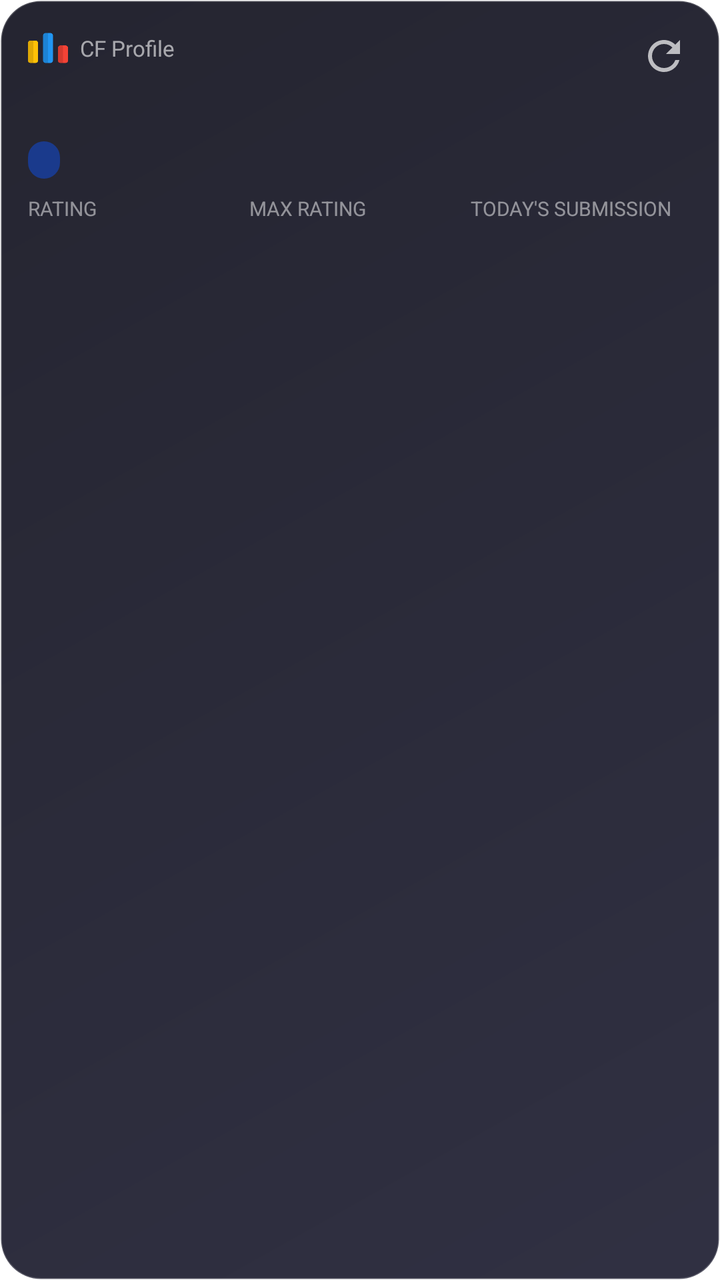
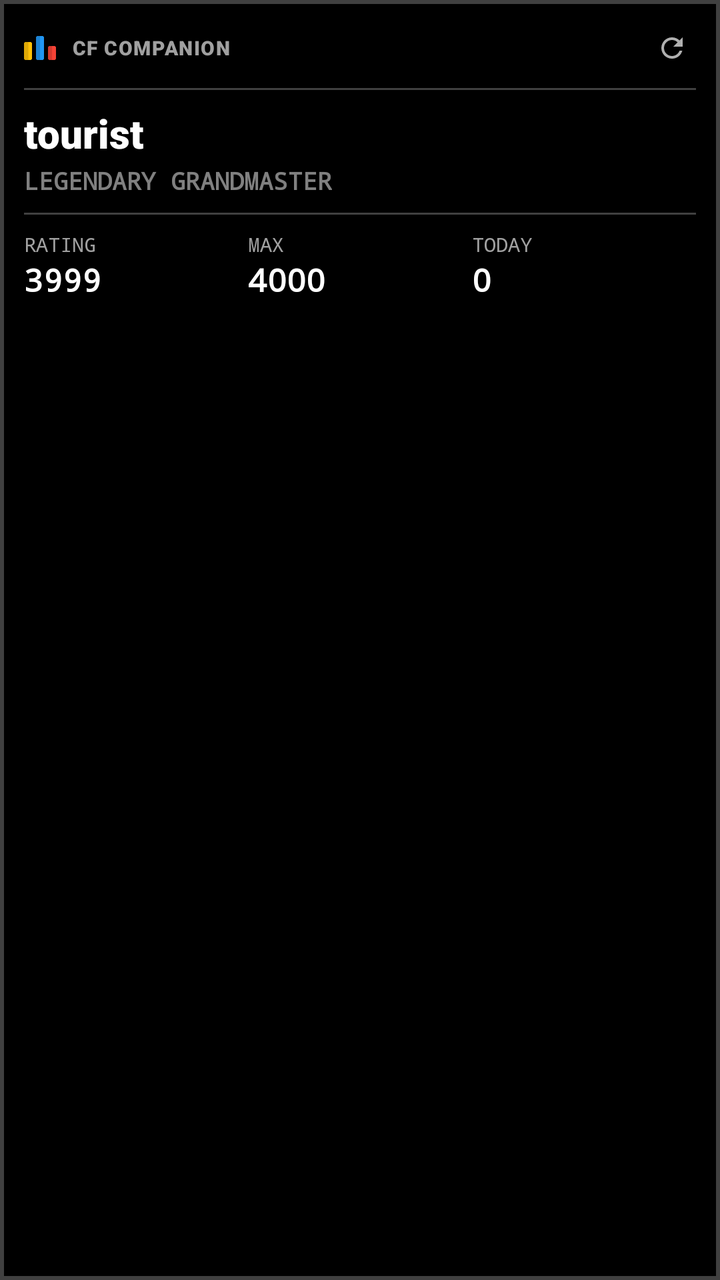

Before-and-after screenshots of an Android layout around one commit, followed by the original layout XML and the change that was made.
<!-- AndroidManifest.xml: application theme Theme.App.Starting -->
<!-- res/layout/widget_profile.xml -->
<?xml version="1.0" encoding="utf-8"?>
<RelativeLayout xmlns:android="http://schemas.android.com/apk/res/android"
    android:id="@+id/widget_root"
    android:layout_width="match_parent"
    android:layout_height="match_parent"
    android:padding="14dp"
    android:background="@drawable/widget_background">

    
    <ImageView
        android:id="@+id/widget_logo"
        android:layout_width="20dp"
        android:layout_height="20dp"
        android:layout_alignParentStart="true"
        android:layout_alignParentTop="true"
        android:src="@drawable/cf_logo"
        android:contentDescription="@string/app_name" />

    <TextView
        android:id="@+id/widget_app_label"
        android:layout_width="wrap_content"
        android:layout_height="wrap_content"
        android:layout_toEndOf="@id/widget_logo"
        android:layout_centerVertical="true"
        android:layout_alignTop="@id/widget_logo"
        android:layout_alignBottom="@id/widget_logo"
        android:gravity="center_vertical"
        android:layout_marginStart="6dp"
        android:text="@string/widget_app_name"
        android:textSize="11sp"
        android:textColor="#99FFFFFF" />

    <ImageView
        android:id="@+id/widget_refresh"
        android:layout_width="28dp"
        android:layout_height="28dp"
        android:layout_alignParentEnd="true"
        android:layout_alignParentTop="true"
        android:padding="2dp"
        android:src="@drawable/ic_refresh"
        android:contentDescription="@string/widget_refresh_desc" />

    
    <TextView
        android:id="@+id/widget_handle"
        android:layout_width="wrap_content"
        android:layout_height="wrap_content"
        android:layout_below="@id/widget_logo"
        android:layout_alignParentStart="true"
        android:layout_marginTop="10dp"
        android:textSize="17sp"
        android:textStyle="bold"
        android:textColor="#FFFFFF"
        android:maxLines="1"
        android:ellipsize="end"
        android:text="" />

    
    <TextView
        android:id="@+id/widget_rank"
        android:layout_width="wrap_content"
        android:layout_height="wrap_content"
        android:layout_below="@id/widget_handle"
        android:layout_alignParentStart="true"
        android:layout_marginTop="4dp"
        android:paddingStart="8dp"
        android:paddingEnd="8dp"
        android:paddingTop="2dp"
        android:paddingBottom="2dp"
        android:background="@drawable/widget_rank_badge_bg"
        android:textSize="11sp"
        android:textStyle="bold"
        android:textColor="#80FFFFFF"
        android:maxLines="1"
        android:text="" />

    
    <LinearLayout
        android:id="@+id/widget_stats_row"
        android:layout_width="match_parent"
        android:layout_height="wrap_content"
        android:layout_below="@id/widget_rank"
        android:layout_marginTop="8dp"
        android:orientation="horizontal">

        
        <LinearLayout
            android:layout_width="0dp"
            android:layout_height="wrap_content"
            android:layout_weight="1"
            android:orientation="vertical">

            <TextView
                android:id="@+id/widget_rating_label"
                android:layout_width="wrap_content"
                android:layout_height="wrap_content"
                android:text="@string/widget_rating_label"
                android:textSize="10sp"
                android:textColor="#80FFFFFF" />

            <TextView
                android:id="@+id/widget_rating"
                android:layout_width="wrap_content"
                android:layout_height="wrap_content"
                android:textSize="16sp"
                android:textStyle="bold"
                android:textColor="#FFFFFF"
                android:text="" />
        </LinearLayout>

        
        <LinearLayout
            android:layout_width="0dp"
            android:layout_height="wrap_content"
            android:layout_weight="1"
            android:orientation="vertical">

            <TextView
                android:id="@+id/widget_max_rating_label"
                android:layout_width="wrap_content"
                android:layout_height="wrap_content"
                android:text="@string/widget_max_rating_label"
                android:textSize="10sp"
                android:textColor="#80FFFFFF" />

            <TextView
                android:id="@+id/widget_max_rating"
                android:layout_width="wrap_content"
                android:layout_height="wrap_content"
                android:textSize="16sp"
                android:textStyle="bold"
                android:textColor="#FFFFFF"
                android:text="" />
        </LinearLayout>

        <LinearLayout
            android:layout_width="0dp"
            android:layout_height="wrap_content"
            android:layout_weight="1"
            android:orientation="vertical">

            <LinearLayout
                android:layout_width="wrap_content"
                android:layout_height="wrap_content"
                android:orientation="horizontal"
                android:layout_weight="1">

                <TextView
                    android:id="@+id/widget_todays_submission_label"
                    android:layout_width="wrap_content"
                    android:layout_height="wrap_content"
                    android:text="@string/todays_submission_label"
                    android:textSize="10sp"
                    android:textColor="#80FFFFFF" />

                <ImageView
                    android:id="@+id/checkSubmission"
                    android:layout_width="15dp"
                    android:layout_height="15dp"
                    android:src="@drawable/baseline_check_circle_24"
                    android:padding="0dp"
                    android:layout_marginLeft="5dp"
                    android:visibility="gone"/>


            </LinearLayout>

            <TextView
                android:id="@+id/widget_todays_submission"
                android:layout_width="wrap_content"
                android:layout_height="wrap_content"
                android:textSize="16sp"
                android:textStyle="bold"
                android:textColor="#FFFFFF"
                android:text="" />
        </LinearLayout>

    </LinearLayout>

</RelativeLayout>
<!-- resources referenced by this layout -->
<resources>
  <!-- drawable baseline_check_circle_24 (drawable) -->
  <vector xmlns:android="http://schemas.android.com/apk/res/android" android:height="24dp" android:tint="#4CAF50" android:viewportHeight="24" android:viewportWidth="24" android:width="24dp">
  
  <path android:fillColor="#FFFFFF" android:pathData="M12,2C6.48,2 2,6.48 2,12s4.48,10 10,10 10,-4.48 10,-10S17.52,2 12,2zM10,17l-5,-5 1.41,-1.41L10,14.17l7.59,-7.59L19,8l-9,9z"/>
  
  </vector>
  <!-- drawable widget_background (drawable) -->
  <?xml version="1.0" encoding="utf-8"?>
  <shape xmlns:android="http://schemas.android.com/apk/res/android"
      android:shape="rectangle">
      <gradient
          android:startColor="#E61A1A2E"
          android:endColor="#E60D0D1A"
          android:angle="135" />
      <corners android:radius="20dp" />
      <stroke
          android:width="1dp"
          android:color="#33FFFFFF" />
  </shape>
  <!-- drawable widget_rank_badge_bg (drawable) -->
  <?xml version="1.0" encoding="utf-8"?>
  <shape xmlns:android="http://schemas.android.com/apk/res/android"
      android:shape="rectangle">
      <solid android:color="#1A3A8C" />
      <corners android:radius="8dp" />
  </shape>
  <string name="app_name">CF Companion</string>
  <string name="todays_submission_label">TODAY\'S SUBMISSION</string>
  <string name="widget_app_name">CF Profile</string>
  <string name="widget_max_rating_label">MAX RATING</string>
  <string name="widget_rating_label">RATING</string>
  <string name="widget_refresh_desc">Refresh widget</string>
  <style name="Theme.App.Starting" parent="Theme.SplashScreen">
          <item name="windowSplashScreenBackground">@color/surface_black</item>
          <item name="postSplashScreenTheme">@style/Base.Theme.CodeForces</item>
      </style>
  <color name="surface_black">#0A0A0A</color>
  <color name="rank_pupil_primary">#6BFF83</color>
  <color name="surface_container">#181818</color>
  <color name="on_surface">#E0E0E0</color>
  <style name="CFCardStyle" parent="Widget.Material3.CardView.Elevated">
          <item name="cardElevation">0dp</item>
          <item name="cardCornerRadius">0dp</item>
          <item name="cardBackgroundColor">@color/surface_container</item>
          <item name="strokeColor">@color/stroke_gray</item>
          <item name="strokeWidth">1dp</item>
      </style>
  <style name="CFBottomNavStyle" parent="Widget.Material3.BottomNavigationView">
          <item name="android:background">@color/surface_black</item>
          <item name="itemRippleColor">@color/stroke_gray</item>
          <item name="itemTextAppearanceActive">@style/CFNavLabelActive</item>
          <item name="itemTextAppearanceInactive">@style/CFNavLabelInactive</item>
          <item name="itemActiveIndicatorStyle">@style/TransparentIndicator</item>
      </style>
  <style name="CFChipStyle" parent="Widget.Material3.Chip.Filter">
          <item name="android:textColor">@color/on_surface_variant</item>
          <item name="chipBackgroundColor">@color/surface_container</item>
          <item name="chipStrokeColor">@color/stroke_gray</item>
          <item name="chipStrokeWidth">1dp</item>
          <item name="chipCornerRadius">0dp</item>
      </style>
  <color name="stroke_gray">#262626</color>
  <style name="CFNavLabelActive">
          <item name="android:textSize">10sp</item>
          <item name="android:fontFamily">monospace</item>
          <item name="android:textStyle">bold</item>
          <item name="android:textAllCaps">true</item>
      </style>
  <style name="CFNavLabelInactive">
          <item name="android:textSize">10sp</item>
          <item name="android:fontFamily">monospace</item>
          <item name="android:textAllCaps">true</item>
      </style>
  <style name="TransparentIndicator">
          <item name="android:color">@android:color/transparent</item>
      </style>
  <color name="on_surface_variant">#B0B0B0</color>
  <!-- unchanged entries left out for length: 3 -->
</resources>

<!-- the commit's change to res/layout/widget_profile.xml (unified diff, before → after) -->
@@ -1,86 +1,98 @@
 <?xml version="1.0" encoding="utf-8"?>
-<RelativeLayout xmlns:android="http://schemas.android.com/apk/res/android"
-    android:id="@+id/widget_root"
+<FrameLayout xmlns:android="http://schemas.android.com/apk/res/android"
+    android:id="@+id/widget_border"
     android:layout_width="match_parent"
     android:layout_height="match_parent"
-    android:padding="14dp"
-    android:background="@drawable/widget_background">
+    android:background="#404040"
+    android:padding="2dp">
+
+    <LinearLayout
+        android:id="@+id/widget_root"
+        android:layout_width="match_parent"
+        android:layout_height="match_parent"
+        android:orientation="vertical"
+        android:padding="10dp"
+        android:background="#000000">
 
     
-    <ImageView
-        android:id="@+id/widget_logo"
-        android:layout_width="20dp"
-        android:layout_height="20dp"
-        android:layout_alignParentStart="true"
-        android:layout_alignParentTop="true"
-        android:src="@drawable/cf_logo"
-        android:contentDescription="@string/app_name" />
+    <LinearLayout
+        android:layout_width="match_parent"
+        android:layout_height="wrap_content"
+        android:orientation="horizontal"
+        android:gravity="center_vertical">
 
-    <TextView
-        android:id="@+id/widget_app_label"
-        android:layout_width="wrap_content"
-        android:layout_height="wrap_content"
-        android:layout_toEndOf="@id/widget_logo"
-        android:layout_centerVertical="true"
-        android:layout_alignTop="@id/widget_logo"
-        android:layout_alignBottom="@id/widget_logo"
-        android:gravity="center_vertical"
-        android:layout_marginStart="6dp"
-        android:text="@string/widget_app_name"
-        android:textSize="11sp"
-        android:textColor="#99FFFFFF" />
+        <ImageView
+            android:id="@+id/widget_logo"
+            android:layout_width="16dp"
+            android:layout_height="16dp"
+            android:src="@drawable/cf_logo" />
 
-    <ImageView
-        android:id="@+id/widget_refresh"
-        android:layout_width="28dp"
-        android:layout_height="28dp"
-        android:layout_alignParentEnd="true"
-        android:layout_alignParentTop="true"
-        android:padding="2dp"
-        android:src="@drawable/ic_refresh"
-        android:contentDescription="@string/widget_refresh_desc" />
+        <TextView
+            android:id="@+id/widget_app_label"
+            android:layout_width="0dp"
+            android:layout_weight="1"
+            android:layout_height="wrap_content"
+            android:text="@string/app_name"
+            android:textAllCaps="true"
+            android:textSize="10sp"
+            android:fontFamily="sans-serif-black"
+            android:textColor="#A0A0A0"
+            android:layout_marginStart="8dp"
+            android:letterSpacing="0.05" />
+
+        <ImageView
+            android:id="@+id/widget_refresh"
+            android:layout_width="24dp"
+            android:layout_height="24dp"
+            android:src="@drawable/ic_refresh"
+            android:padding="4dp" />
+    </LinearLayout>
+
+    <FrameLayout
+        android:id="@+id/widget_divider_1"
+        android:layout_width="match_parent"
+        android:layout_height="1dp"
+        android:background="#404040"
+        android:layout_marginTop="8dp"
+        android:layout_marginBottom="8dp" />
 
     
     <TextView
         android:id="@+id/widget_handle"
         android:layout_width="wrap_content"
         android:layout_height="wrap_content"
-        android:layout_below="@id/widget_logo"
-        android:layout_alignParentStart="true"
-        android:layout_marginTop="10dp"
-        android:textSize="17sp"
-        android:textStyle="bold"
+        android:textSize="20sp"
+        android:fontFamily="sans-serif-black"
         android:textColor="#FFFFFF"
         android:maxLines="1"
         android:ellipsize="end"
-        android:text="" />
+        android:text="tourist" />
 
-    
     <TextView
         android:id="@+id/widget_rank"
         android:layout_width="wrap_content"
         android:layout_height="wrap_content"
-        android:layout_below="@id/widget_handle"
-        android:layout_alignParentStart="true"
-        android:layout_marginTop="4dp"
-        android:paddingStart="8dp"
-        android:paddingEnd="8dp"
-        android:paddingTop="2dp"
-        android:paddingBottom="2dp"
-        android:background="@drawable/widget_rank_badge_bg"
-        android:textSize="11sp"
+        android:textSize="12sp"
+        android:fontFamily="monospace"
         android:textStyle="bold"
         android:textColor="#80FFFFFF"
-        android:maxLines="1"
-        android:text="" />
+        android:textAllCaps="true"
+        android:text="legendary grandmaster"
+        android:layout_marginTop="2dp" />
+
+    <FrameLayout
+        android:id="@+id/widget_divider_2"
+        android:layout_width="match_parent"
+        android:layout_height="1dp"
+        android:background="#404040"
+        android:layout_marginTop="8dp"
+        android:layout_marginBottom="8dp" />
 
     
     <LinearLayout
         android:id="@+id/widget_stats_row"
         android:layout_width="match_parent"
         android:layout_height="wrap_content"
-        android:layout_below="@id/widget_rank"
-        android:layout_marginTop="8dp"
         android:orientation="horizontal">
 
         
@@ -94,18 +106,20 @@
                 android:id="@+id/widget_rating_label"
                 android:layout_width="wrap_content"
                 android:layout_height="wrap_content"
-                android:text="@string/widget_rating_label"
+                android:text="RATING"
+                android:fontFamily="monospace"
                 android:textSize="10sp"
-                android:textColor="#80FFFFFF" />
+                android:textColor="#A0A0A0" />
 
             <TextView
                 android:id="@+id/widget_rating"
                 android:layout_width="wrap_content"
                 android:layout_height="wrap_content"
                 android:textSize="16sp"
+                android:fontFamily="monospace"
                 android:textStyle="bold"
                 android:textColor="#FFFFFF"
-                android:text="" />
+                android:text="3999" />
         </LinearLayout>
 
         
@@ -119,20 +133,23 @@
                 android:id="@+id/widget_max_rating_label"
                 android:layout_width="wrap_content"
                 android:layout_height="wrap_content"
-                android:text="@string/widget_max_rating_label"
+                android:text="MAX"
+                android:fontFamily="monospace"
                 android:textSize="10sp"
-                android:textColor="#80FFFFFF" />
+                android:textColor="#A0A0A0" />
 
             <TextView
                 android:id="@+id/widget_max_rating"
                 android:layout_width="wrap_content"
                 android:layout_height="wrap_content"
                 android:textSize="16sp"
+                android:fontFamily="monospace"
                 android:textStyle="bold"
                 android:textColor="#FFFFFF"
-                android:text="" />
+                android:text="4000" />
         </LinearLayout>
 
+        
         <LinearLayout
             android:layout_width="0dp"
             android:layout_height="wrap_content"
@@ -143,26 +160,24 @@
                 android:layout_width="wrap_content"
                 android:layout_height="wrap_content"
                 android:orientation="horizontal"
-                android:layout_weight="1">
+                android:gravity="center_vertical">
 
                 <TextView
                     android:id="@+id/widget_todays_submission_label"
                     android:layout_width="wrap_content"
                     android:layout_height="wrap_content"
-                    android:text="@string/todays_submission_label"
+                    android:text="TODAY"
+                    android:fontFamily="monospace"
                     android:textSize="10sp"
-                    android:textColor="#80FFFFFF" />
+                    android:textColor="#A0A0A0" />
 
                 <ImageView
                     android:id="@+id/checkSubmission"
-                    android:layout_width="15dp"
-                    android:layout_height="15dp"
+                    android:layout_width="12dp"
+                    android:layout_height="12dp"
                     android:src="@drawable/baseline_check_circle_24"
-                    android:padding="0dp"
-                    android:layout_marginLeft="5dp"
+                    android:layout_marginStart="4dp"
                     android:visibility="gone"/>
-
-
             </LinearLayout>
 
             <TextView
@@ -170,11 +185,12 @@
                 android:layout_width="wrap_content"
                 android:layout_height="wrap_content"
                 android:textSize="16sp"
+                android:fontFamily="monospace"
                 android:textStyle="bold"
                 android:textColor="#FFFFFF"
-                android:text="" />
+                android:text="0" />
         </LinearLayout>
-
     </LinearLayout>
 
-</RelativeLayout>
+</LinearLayout>
+</FrameLayout>
<!-- resource entries referenced after the edit -->
@@ -6,32 +6,7 @@
   <path android:fillColor="#FFFFFF" android:pathData="M12,2C6.48,2 2,6.48 2,12s4.48,10 10,10 10,-4.48 10,-10S17.52,2 12,2zM10,17l-5,-5 1.41,-1.41L10,14.17l7.59,-7.59L19,8l-9,9z"/>
   
   </vector>
-  <!-- drawable widget_background (drawable) -->
-  <?xml version="1.0" encoding="utf-8"?>
-  <shape xmlns:android="http://schemas.android.com/apk/res/android"
-      android:shape="rectangle">
-      <gradient
-          android:startColor="#E61A1A2E"
-          android:endColor="#E60D0D1A"
-          android:angle="135" />
-      <corners android:radius="20dp" />
-      <stroke
-          android:width="1dp"
-          android:color="#33FFFFFF" />
-  </shape>
-  <!-- drawable widget_rank_badge_bg (drawable) -->
-  <?xml version="1.0" encoding="utf-8"?>
-  <shape xmlns:android="http://schemas.android.com/apk/res/android"
-      android:shape="rectangle">
-      <solid android:color="#1A3A8C" />
-      <corners android:radius="8dp" />
-  </shape>
   <string name="app_name">CF Companion</string>
-  <string name="todays_submission_label">TODAY\'S SUBMISSION</string>
-  <string name="widget_app_name">CF Profile</string>
-  <string name="widget_max_rating_label">MAX RATING</string>
-  <string name="widget_rating_label">RATING</string>
-  <string name="widget_refresh_desc">Refresh widget</string>
   <style name="Theme.App.Starting" parent="Theme.SplashScreen">
           <item name="windowSplashScreenBackground">@color/surface_black</item>
           <item name="postSplashScreenTheme">@style/Base.Theme.CodeForces</item>
